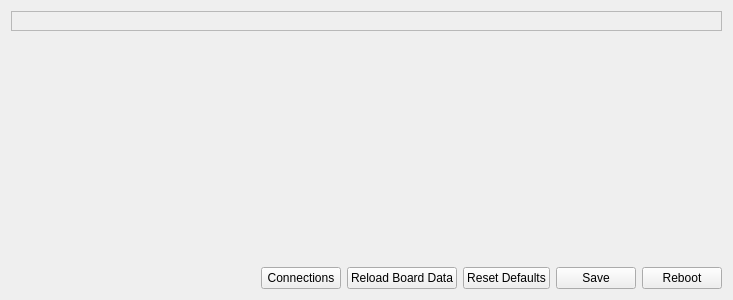
Above: ground/gcs/src/plugins/config/defaulthwsettings.ui from d-ronin/dRonin before the change. Below: the same form after it.
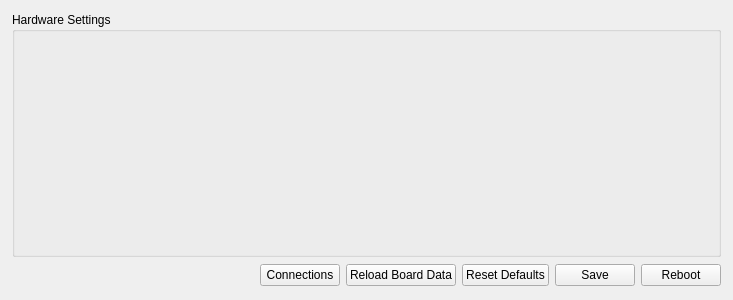
That is the form after the change. Icons and pictures are not drawn.

Commit message: gcs,defaulthwsettings: UI tweaks. Wrapped everything in a groupbox.

Diff of the .ui file:
```diff
--- a/ground/gcs/src/plugins/config/defaulthwsettings.ui
+++ b/ground/gcs/src/plugins/config/defaulthwsettings.ui
@@ -14,29 +14,61 @@
    <string>Form</string>
   </property>
   <layout class="QVBoxLayout" name="verticalLayout">
+   <property name="leftMargin">
+    <number>12</number>
+   </property>
+   <property name="topMargin">
+    <number>12</number>
+   </property>
+   <property name="rightMargin">
+    <number>12</number>
+   </property>
+   <property name="bottomMargin">
+    <number>12</number>
+   </property>
    <item>
-    <widget class="QFrame" name="portSettingsFrame">
-     <property name="frameShape">
-      <enum>QFrame::StyledPanel</enum>
+    <widget class="QGroupBox" name="groupBox">
+     <property name="enabled">
+      <bool>true</bool>
      </property>
-     <property name="frameShadow">
-      <enum>QFrame::Raised</enum>
+     <property name="sizePolicy">
+      <sizepolicy hsizetype="Preferred" vsizetype="Expanding">
+       <horstretch>0</horstretch>
+       <verstretch>0</verstretch>
+      </sizepolicy>
      </property>
-     <layout class="QFormLayout" name="portSettingsLayout"/>
-    </widget>
-   </item>
-   <item>
-    <spacer name="verticalSpacer">
-     <property name="orientation">
-      <enum>Qt::Vertical</enum>
-     </property>
-     <property name="sizeHint" stdset="0">
+     <property name="minimumSize">
       <size>
-       <width>20</width>
-       <height>40</height>
+       <width>0</width>
+       <height>64</height>
       </size>
      </property>
-    </spacer>
+     <property name="title">
+      <string>Hardware Settings</string>
+     </property>
+     <layout class="QVBoxLayout" name="verticalLayout_2">
+      <item>
+       <widget class="QFrame" name="portSettingsFrame">
+        <property name="sizePolicy">
+         <sizepolicy hsizetype="Expanding" vsizetype="Expanding">
+          <horstretch>0</horstretch>
+          <verstretch>0</verstretch>
+         </sizepolicy>
+        </property>
+        <property name="frameShape">
+         <enum>QFrame::NoFrame</enum>
+        </property>
+        <property name="frameShadow">
+         <enum>QFrame::Plain</enum>
+        </property>
+        <property name="lineWidth">
+         <number>0</number>
+        </property>
+        <layout class="QFormLayout" name="portSettingsLayout"/>
+       </widget>
+      </item>
+     </layout>
+    </widget>
    </item>
    <item>
     <layout class="QHBoxLayout" name="horizontalLayout">
@@ -48,7 +80,7 @@
        <property name="sizeHint" stdset="0">
         <size>
          <width>40</width>
-         <height>20</height>
+         <height>25</height>
         </size>
        </property>
       </spacer>
@@ -63,8 +95,8 @@
        </property>
        <property name="maximumSize">
         <size>
-         <width>32</width>
-         <height>32</height>
+         <width>25</width>
+         <height>25</height>
         </size>
        </property>
        <property name="text">
@@ -76,8 +108,8 @@
        </property>
        <property name="iconSize">
         <size>
-         <width>32</width>
-         <height>32</height>
+         <width>25</width>
+         <height>25</height>
         </size>
        </property>
        <property name="flat">
```
